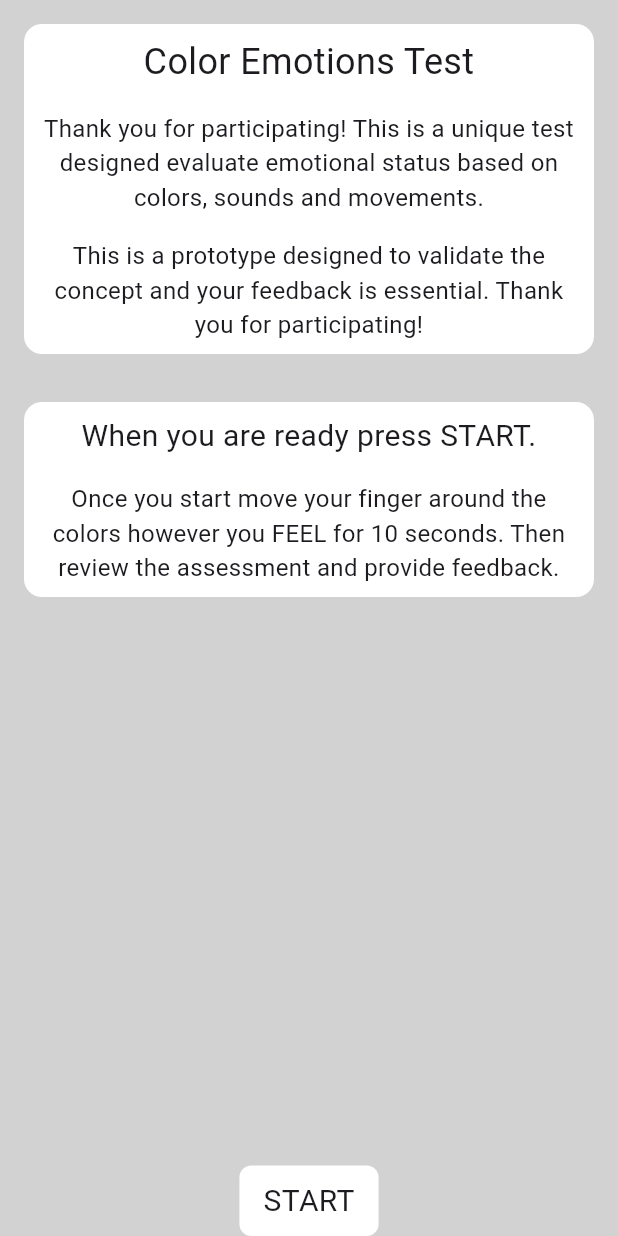
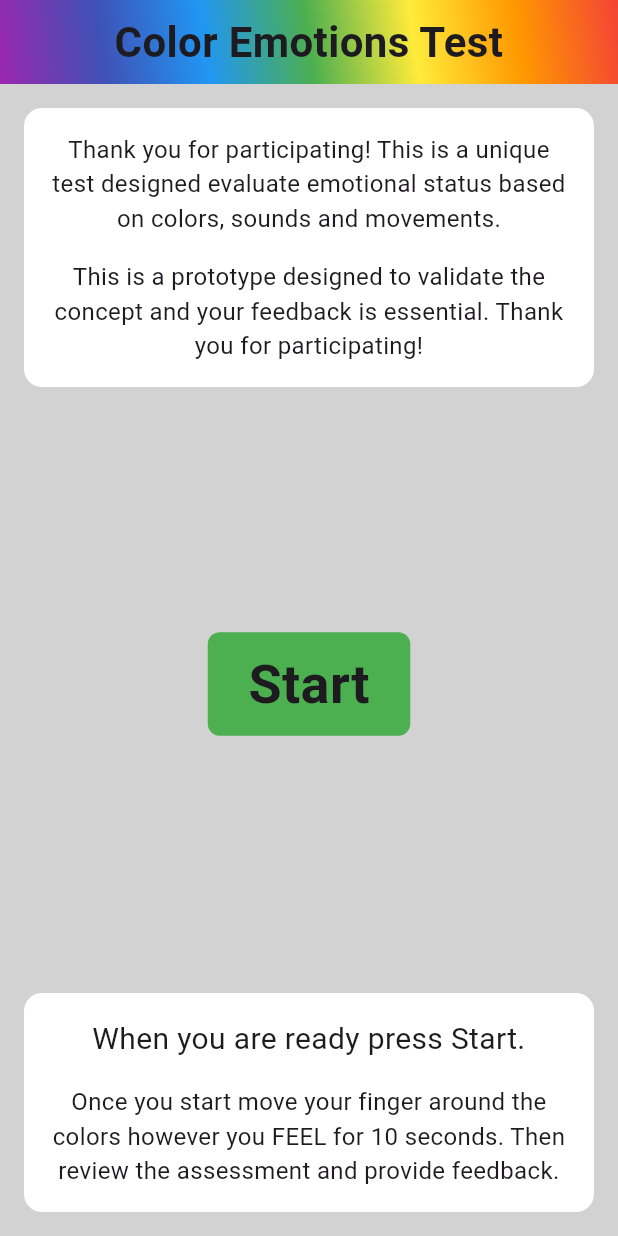
Before and after one commit to jackson338/color_emotions_test, a Flutter app: the screen it shows after launch, on a phone screen of 412 x 824 dp. Run offline on Flutter 3.47's test engine with Material 3 defaults, Android fonts, the phone set to English and light mode, and no system bars; our stand-ins replace flutter_bloc.

Commit message:
Home screen redesign. Trying out gradient and a different layout.

```diff
--- a/health_app/lib/color_test.dart
+++ b/health_app/lib/color_test.dart
@@ -101,7 +101,7 @@ class _CETviewState extends State<CETview> {
                 tapped = true;
               }),
               child: Container(
-                color: Colors.black.withOpacity(0.7),
+                color: Colors.black.withOpacity(0.8),
                 child: const Column(
                   mainAxisAlignment: MainAxisAlignment.center,
                   crossAxisAlignment: CrossAxisAlignment.center,
@@ -215,7 +215,8 @@ class ColorTrackingCanvasState extends State<ColorTrackingCanvas> {
 
   void _updateDuration(Color color, Duration duration) {
     if (color != Colors.transparent) {
-      colorDuration.update(color, (existingDuration) => existingDuration + duration,
+      colorDuration.update(
+          color, (existingDuration) => existingDuration + duration,
           ifAbsent: () => duration);
     }
   }
@@ -241,8 +242,8 @@ class ColorGridPainter extends CustomPainter {
     for (int row = 0; row < rows; row++) {
       for (int col = 0; col < columns; col++) {
         int colorIndex = (row * columns + col) % colorsMap.keys.length;
-        _paintSquare(canvas, Offset(col * squareWidth, row * squareHeight), squareWidth,
-            squareHeight, colorsMap.keys.toList()[colorIndex]);
+        _paintSquare(canvas, Offset(col * squareWidth, row * squareHeight),
+            squareWidth, squareHeight, colorsMap.keys.toList()[colorIndex]);
       }
     }
   }
--- a/health_app/lib/main.dart
+++ b/health_app/lib/main.dart
@@ -14,7 +14,44 @@ class RbeatApp extends StatelessWidget {
         child: Column(
           children: [
             Padding(
-              padding: const EdgeInsets.all(16.0),
+              padding: const EdgeInsets.fromLTRB(0.0, 0.0, 0.0, 8.0),
+              child: Container(
+                width: double.infinity,
+                decoration: const BoxDecoration(
+                    borderRadius: BorderRadius.zero,
+                    gradient: LinearGradient(
+                      begin: Alignment.topRight,
+                      end: Alignment.bottomLeft,
+                      colors: [
+                        Colors.red,
+                        Colors.orange,
+                        Colors.yellow,
+                        Colors.green,
+                        Colors.blue,
+                        Colors.indigo,
+                        Colors.purple,
+                      ],
+                    )),
+                child: const Column(
+                  children: [
+                    Padding(
+                      padding: EdgeInsets.all(8.0),
+                      child: Text(
+                        'Color Emotions Test',
+                        style: TextStyle(
+                          fontSize: 28,
+                          fontWeight: FontWeight.bold,
+                        ),
+                        textAlign: TextAlign.center,
+                      ),
+                    ),
+                  ],
+                ),
+              ),
+            ),
+            Padding(
+              padding:
+                  const EdgeInsets.symmetric(vertical: 8.0, horizontal: 16.0),
               child: Container(
                 decoration: BoxDecoration(
                   borderRadius: BorderRadius.circular(12),
@@ -23,17 +60,7 @@ class RbeatApp extends StatelessWidget {
                 child: const Column(
                   children: [
                     Padding(
-                      padding: EdgeInsets.all(8.0),
-                      child: Text(
-                        'Color Emotions Test',
-                        style: TextStyle(
-                          fontSize: 24,
-                        ),
-                        textAlign: TextAlign.center,
-                      ),
-                    ),
-                    Padding(
-                      padding: EdgeInsets.all(8.0),
+                      padding: EdgeInsets.fromLTRB(16.0, 16.0, 16.0, 8.0),
                       child: Text(
                         'Thank you for participating! This is a unique test designed evaluate emotional status based on colors, sounds and movements.',
                         style: TextStyle(
@@ -43,7 +70,7 @@ class RbeatApp extends StatelessWidget {
                       ),
                     ),
                     Padding(
-                      padding: EdgeInsets.all(8.0),
+                      padding: EdgeInsets.fromLTRB(16.0, 8.0, 16.0, 16.0),
                       child: Text(
                         'This is a prototype designed to validate the concept and your feedback is essential. Thank you for participating!',
                         style: TextStyle(
@@ -56,8 +83,42 @@ class RbeatApp extends StatelessWidget {
                 ),
               ),
             ),
+            const Spacer(),
             Padding(
-              padding: const EdgeInsets.all(16.0),
+              padding:
+                  const EdgeInsets.symmetric(vertical: 8.0, horizontal: 16.0),
+              child: GestureDetector(
+                onTap: () => Navigator.push(
+                  context,
+                  MaterialPageRoute(
+                    builder: (context) => const CETview(),
+                  ),
+                ),
+                child: Container(
+                  decoration: BoxDecoration(
+                    borderRadius: BorderRadius.circular(8),
+                    color: Colors.green,
+                  ),
+                  child: const Padding(
+                    padding: EdgeInsets.symmetric(
+                      vertical: 9.0,
+                      horizontal: 27.0,
+                    ),
+                    child: Text(
+                      'Start',
+                      style: TextStyle(
+                        fontSize: 36,
+                        fontWeight: FontWeight.bold,
+                      ),
+                    ),
+                  ),
+                ),
+              ),
+            ),
+            const Spacer(),
+            Padding(
+              padding:
+                  const EdgeInsets.symmetric(vertical: 16.0, horizontal: 16.0),
               child: Container(
                 decoration: BoxDecoration(
                   borderRadius: BorderRadius.circular(12),
@@ -66,9 +127,9 @@ class RbeatApp extends StatelessWidget {
                 child: const Column(
                   children: [
                     Padding(
-                      padding: EdgeInsets.all(8.0),
+                      padding: EdgeInsets.fromLTRB(16.0, 16.0, 16.0, 8.0),
                       child: Text(
-                        'When you are ready press START.',
+                        'When you are ready press Start.',
                         style: TextStyle(
                           fontSize: 20,
                         ),
@@ -76,7 +137,7 @@ class RbeatApp extends StatelessWidget {
                       ),
                     ),
                     Padding(
-                      padding: EdgeInsets.all(8.0),
+                      padding: EdgeInsets.fromLTRB(16.0, 8.0, 16.0, 16.0),
                       child: Text(
                         'Once you start move your finger around the colors however you FEEL for 10 seconds. Then review the assessment and provide feedback.',
                         style: TextStyle(
@@ -89,31 +150,6 @@ class RbeatApp extends StatelessWidget {
                 ),
               ),
             ),
-            const Spacer(),
-            GestureDetector(
-              onTap: () => Navigator.push(
-                context,
-                MaterialPageRoute(
-                  builder: (context) => const CETview(),
-                ),
-              ),
-              child: Container(
-                decoration: BoxDecoration(
-                  borderRadius: BorderRadius.circular(8),
-                  color: Colors.white,
-                ),
-                child: const Padding(
-                  padding: EdgeInsets.symmetric(
-                    vertical: 9.0,
-                    horizontal: 16,
-                  ),
-                  child: Text(
-                    'START',
-                    style: TextStyle(fontSize: 20),
-                  ),
-                ),
-              ),
-            ),
           ],
         ),
       ),
```
